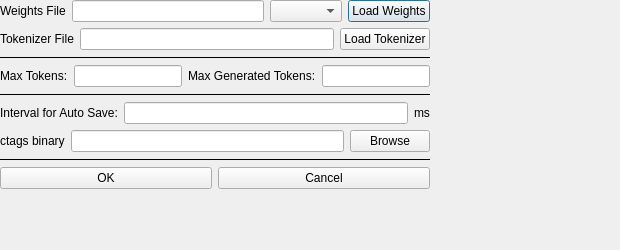
Qt form dialogs/setting.ui (zeerd/gemma.ws) before a commit.
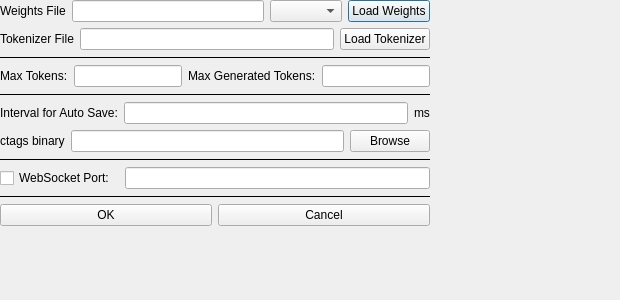
The same form after that commit.

Patch:
```diff
--- a/dialogs/setting.ui
+++ b/dialogs/setting.ui
@@ -7,7 +7,7 @@
       <x>0</x>
       <y>0</y>
       <width>620</width>
-      <height>250</height>
+      <height>300</height>
      </rect>
     </property>
     <property name="windowTitle">
@@ -256,6 +256,41 @@
 
         <item>
           <layout class="QHBoxLayout" name="horizontalLayout5">
+            <item>
+             <widget class="QCheckBox" name="checkWebSocket">
+              <property name="text">
+                <string>WebSocket Port: </string>
+              </property>
+             </widget>
+            </item>
+            <item>
+              <widget class="QLineEdit" name="edit_WebSocket">
+             </widget>
+            </item>
+          </layout>
+        </item>
+
+        <item>
+          <widget class="QFrame" name="split_line4">
+            <property name="geometry">
+             <rect>
+              <x>0</x>
+              <y>0</y>
+              <width>620</width>
+              <height>1</height>
+             </rect>
+            </property>
+            <property name="frameShape">
+              <enum>QFrame::HLine</enum>
+            </property>
+            <property name="FrameShadow">
+              <enum>QFrame::Plain</enum>
+            </property>
+          </widget>
+        </item>
+
+         <item>
+          <layout class="QHBoxLayout" name="horizontalLayout6">
             <item>
               <widget class="QPushButton" name="button_OK">
                 <property name="text">
```
